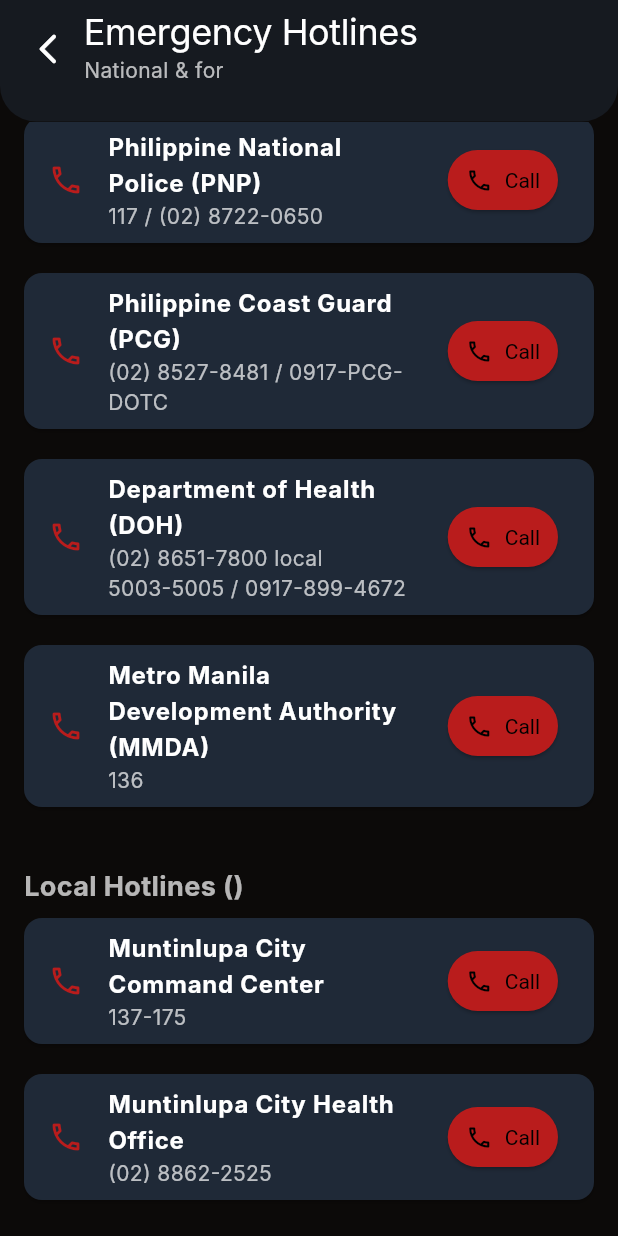
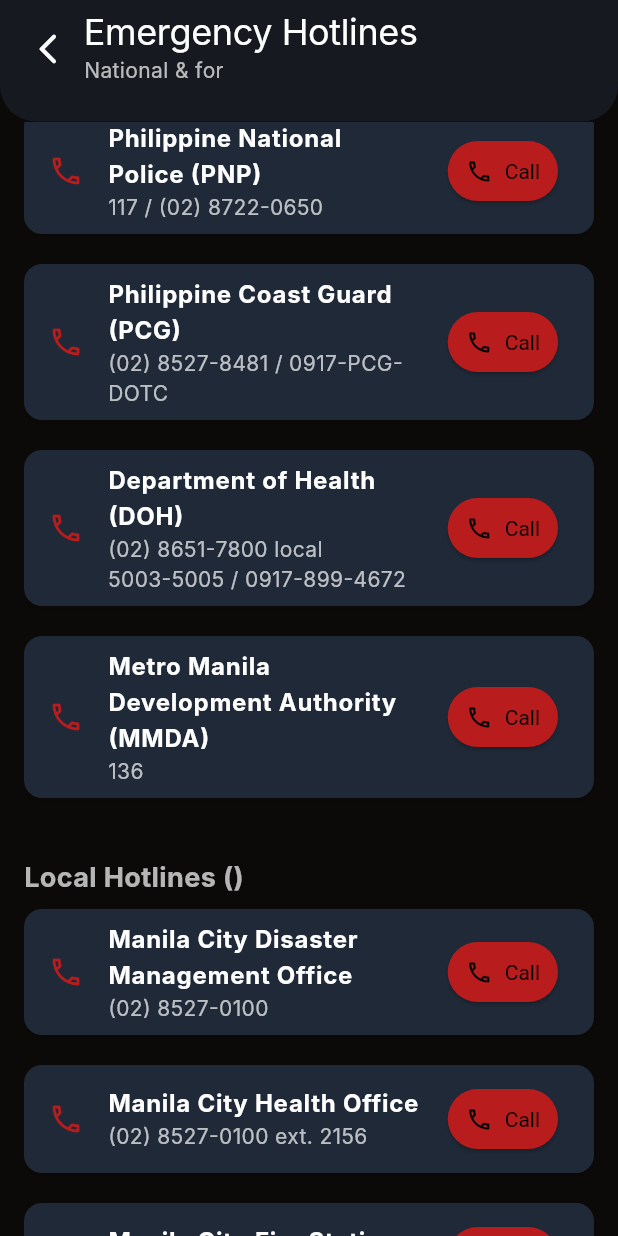
Before and after one commit to slvr123/ligtas-ph, a Flutter app: the HotlinesScreen screen opened directly with empty values, scrolled down 451 dp, on a phone screen of 412 x 824 dp. Run offline on Flutter 3.47's test engine with Material 3 defaults, Android fonts, the phone set to English and light mode, and no system bars; our stand-ins replace audioplayers, cloud_firestore, firebase_auth, firebase_core, firebase_messaging, flutter_map and 4 more; missing offline and left inert: torch_light; accounts and stored records are empty; network calls fail; Roboto replaces fonts that are missing (Inter).

Commit message:
dynamic locations sa hotlines

```diff
--- a/lib/screens/evacuation_map_screen.dart
+++ b/lib/screens/evacuation_map_screen.dart
@@ -6,6 +6,7 @@ import 'package:disaster_awareness_app/widgets/screen_header.dart';
 import 'package:url_launcher/url_launcher.dart'; // For launching directions
 import 'package:flutter_map/flutter_map.dart';
 import 'package:latlong2/latlong.dart'
+
     as latlong; // Use 'as' to avoid name conflicts
 
 // Model for evacuation center
--- a/lib/screens/hotlines_screen.dart
+++ b/lib/screens/hotlines_screen.dart
@@ -1,7 +1,8 @@
 import 'package:flutter/material.dart';
 import 'package:disaster_awareness_app/widgets/hotline_card.dart';
 import 'package:disaster_awareness_app/widgets/screen_header.dart';
-import 'package:url_launcher/url_launcher.dart'; // Import url_launcher
+import 'package:disaster_awareness_app/services/hotline_service.dart';
+import 'package:url_launcher/url_launcher.dart';
 
 class HotlinesScreen extends StatelessWidget {
   final String location;
@@ -37,12 +38,14 @@ class HotlinesScreen extends StatelessWidget {
 
   @override
   Widget build(BuildContext context) {
+    final hotlineService = HotlineService();
+    final localHotlines = hotlineService.getLocalHotlines(location);
+
     return Scaffold(
       body: Column(
         children: [
           ScreenHeader(
             title: 'Emergency Hotlines',
-            // Use the location passed to the screen dynamically
             subtitle: 'National & for $location',
           ),
           Expanded(
@@ -60,32 +63,27 @@ class HotlinesScreen extends StatelessWidget {
                 HotlineCard(
                   agency: 'National Emergency Hotline',
                   number: '911',
-                  // Pass the call function to onCall
                   onCall: () => _makePhoneCall(context, '911'),
                 ),
                 const SizedBox(height: 12),
                 HotlineCard(
                   agency: 'NDRRMC',
-                  number: '(02) 8911-5061 / 8912-2665', // Added alternate
-                  // Pass the call function to onCall
+                  number: '(02) 8911-5061 / 8912-2665',
                   onCall: () => _makePhoneCall(context, '(02) 8911-5061'),
                 ),
                 const SizedBox(height: 12),
                 HotlineCard(
                   agency: 'Philippine Red Cross',
-                  number: '143 / (02) 8790-2300', // Added alternate
-                  // Pass the call function to onCall
+                  number: '143 / (02) 8790-2300',
                   onCall: () => _makePhoneCall(context, '143'),
                 ),
                 const SizedBox(height: 12),
                 HotlineCard(
                   agency: 'Bureau of Fire Protection (BFP)',
-                  number: '(02) 8426-0219 / 8426-0246', // Added alternate
-                  // Pass the call function to onCall
+                  number: '(02) 8426-0219 / 8426-0246',
                   onCall: () => _makePhoneCall(context, '(02) 8426-0219'),
                 ),
                 const SizedBox(height: 12),
-                // --- Added National Hotlines ---
                 HotlineCard(
                   agency: 'Philippine National Police (PNP)',
                   number: '117 / (02) 8722-0650',
@@ -109,34 +107,66 @@ class HotlinesScreen extends StatelessWidget {
                   number: '136',
                   onCall: () => _makePhoneCall(context, '136'),
                 ),
-                // --- End Added National Hotlines ---
 
-                const SizedBox(height: 24), // Space before local section
+                const SizedBox(height: 24),
 
                 // --- Local Hotlines Section ---
                 Padding(
                   padding: const EdgeInsets.symmetric(vertical: 8.0),
                   child: Text(
-                    // Use the location passed to the screen dynamically
                     "Local Hotlines ($location)",
                     style: const TextStyle(
-                        fontSize: 18, fontWeight: FontWeight.bold),
+                      fontSize: 18,
+                      fontWeight: FontWeight.bold,
+                    ),
                   ),
                 ),
-                // Assuming Muntinlupa numbers are placeholders; replace/remove if needed
-                // Or fetch dynamically based on 'location' variable
-                HotlineCard(
-                  agency: 'Muntinlupa City Command Center', // Example
-                  number: '137-175', // Example
-                  onCall: () => _makePhoneCall(context, '137175'), // Example
-                ),
-                const SizedBox(height: 12),
-                HotlineCard(
-                  agency: 'Muntinlupa City Health Office', // Example
-                  number: '(02) 8862-2525', // Example
-                  onCall: () =>
-                      _makePhoneCall(context, '(02) 8862-2525'), // Example
-                ),
+
+                // Show local hotlines or message if none available
+                if (localHotlines.isEmpty)
+                  Padding(
+                    padding: const EdgeInsets.symmetric(vertical: 16.0),
+                    child: Container(
+                      padding: const EdgeInsets.all(16),
+                      decoration: BoxDecoration(
+                        color: Colors.amber.withOpacity(0.1),
+                        borderRadius: BorderRadius.circular(12),
+                        border: Border.all(
+                          color: Colors.amber.withOpacity(0.3),
+                        ),
+                      ),
+                      child: Row(
+                        children: [
+                          Icon(
+                            Icons.info_outline,
+                            color: Colors.amber.shade700,
+                            size: 20,
+                          ),
+                          const SizedBox(width: 12),
+                          Expanded(
+                            child: Text(
+                              'No specific local hotlines available for $location yet. Use national hotlines above.',
+                              style: TextStyle(
+                                color: Colors.amber.shade700,
+                                fontSize: 13,
+                              ),
+                            ),
+                          ),
+                        ],
+                      ),
+                    ),
+                  )
+                else
+                  ...localHotlines.map((hotline) {
+                    return Padding(
+                      padding: const EdgeInsets.only(bottom: 12),
+                      child: HotlineCard(
+                        agency: hotline.agency,
+                        number: hotline.number,
+                        onCall: () => _makePhoneCall(context, hotline.number),
+                      ),
+                    );
+                  }).toList(),
               ],
             ),
           ),
--- /dev/null
+++ b/lib/services/hotline_service.dart
@@ -0,0 +1,104 @@
+class LocalHotline {
+  final String agency;
+  final String number;
+
+  LocalHotline({
+    required this.agency,
+    required this.number,
+  });
+}
+
+class HotlineService {
+  static final HotlineService _instance = HotlineService._internal();
+
+  factory HotlineService() {
+    return _instance;
+  }
+
+  HotlineService._internal();
+
+  // Comprehensive Philippine local hotlines database
+  static final Map<String, List<LocalHotline>> _localHotlines = {
+    // Metro Manila Area
+    'manila': [
+      LocalHotline(agency: 'Manila City Disaster Management Office', number: '(02) 8527-0100'),
+      LocalHotline(agency: 'Manila City Health Office', number: '(02) 8527-0100 ext. 2156'),
+      LocalHotline(agency: 'Manila City Fire Station', number: '(02) 8527-7272'),
+    ],
+    'quezon city': [
+      LocalHotline(agency: 'Quezon City Disaster Risk Reduction Office', number: '(02) 7924-9000'),
+      LocalHotline(agency: 'Quezon City Health Department', number: '(02) 7924-2000 local 1255'),
+      LocalHotline(agency: 'Quezon City Fire District', number: '(02) 7924-2222'),
+    ],
+    'makati': [
+      LocalHotline(agency: 'Makati City Disaster Management Office', number: '(02) 8844-9600'),
+      LocalHotline(agency: 'Makati City Health Department', number: '(02) 8844-3800'),
+      LocalHotline(agency: 'Makati City Fire Department', number: '(02) 8819-5555'),
+    ],
+    'pasay': [
+      LocalHotline(agency: 'Pasay City Disaster Management Office', number: '(02) 8833-5577'),
+      LocalHotline(agency: 'Pasay City Health Department', number: '(02) 8833-9261'),
+      LocalHotline(agency: 'Pasay City Fire Station', number: '(02) 8832-3666'),
+    ],
+    'taguig': [
+      LocalHotline(agency: 'Taguig City Disaster Management Office', number: '(02) 8647-7777'),
+      LocalHotline(agency: 'Taguig City Health Department', number: '(02) 8647-7777 local 5500'),
+      LocalHotline(agency: 'Taguig City Fire Department', number: '(02) 8647-4000'),
+    ],
+    'muntinlupa': [
+      LocalHotline(agency: 'Muntinlupa City Disaster Management Office', number: '(02) 8861-1234'),
+      LocalHotline(agency: 'Muntinlupa City Health Office', number: '(02) 8862-2525'),
+      LocalHotline(agency: 'Muntinlupa City Fire Station', number: '(02) 8862-4444'),
+    ],
+    'cavite': [
+      LocalHotline(agency: 'Cavite Provincial Disaster Management Office', number: '(046) 419-2600'),
+      LocalHotline(agency: 'Cavite Provincial Health Office', number: '(046) 419-3900'),
+      LocalHotline(agency: 'Cavite Fire Department', number: '(046) 419-1234'),
+    ],
+    'antipolo': [
+      LocalHotline(agency: 'Antipolo City Disaster Management Office', number: '(02) 6717-6000'),
+      LocalHotline(agency: 'Antipolo City Health Department', number: '(02) 6717-6000 local 2150'),
+      LocalHotline(agency: 'Antipolo City Fire Station', number: '(02) 6716-4444'),
+    ],
+    'cebu': [
+      LocalHotline(agency: 'Cebu City Disaster Risk Reduction Office', number: '(032) 255-1191'),
+      LocalHotline(agency: 'Cebu City Health Department', number: '(032) 255-1191 local 2100'),
+      LocalHotline(agency: 'Cebu City Fire Department', number: '(032) 253-3800'),
+    ],
+    'davao': [
+      LocalHotline(agency: 'Davao City Disaster Risk Reduction Office', number: '(082) 221-6000'),
+      LocalHotline(agency: 'Davao City Health Department', number: '(082) 221-6000 local 3500'),
+      LocalHotline(agency: 'Davao City Fire Department', number: '(082) 222-5555'),
+    ],
+  };
+
+  /// Get local hotlines for a specific location
+  List<LocalHotline> getLocalHotlines(String location) {
+    final normalizedLocation = location.toLowerCase().trim();
+
+    // Direct match
+    if (_localHotlines.containsKey(normalizedLocation)) {
+      return _localHotlines[normalizedLocation]!;
+    }
+
+    // Partial match (in case user enters full name with extra text)
+    for (var entry in _localHotlines.entries) {
+      if (normalizedLocation.contains(entry.key) || entry.key.contains(normalizedLocation)) {
+        return entry.value;
+      }
+    }
+
+    // If no match found, return empty list
+    return [];
+  }
+
+  /// Get all available locations
+  List<String> getAvailableLocations() {
+    return _localHotlines.keys.toList()..sort();
+  }
+
+  /// Check if location has local hotlines
+  bool hasLocalHotlines(String location) {
+    return getLocalHotlines(location).isNotEmpty;
+  }
+}
```
Also changed, not shown: pubspec.lock, 1 other file.
